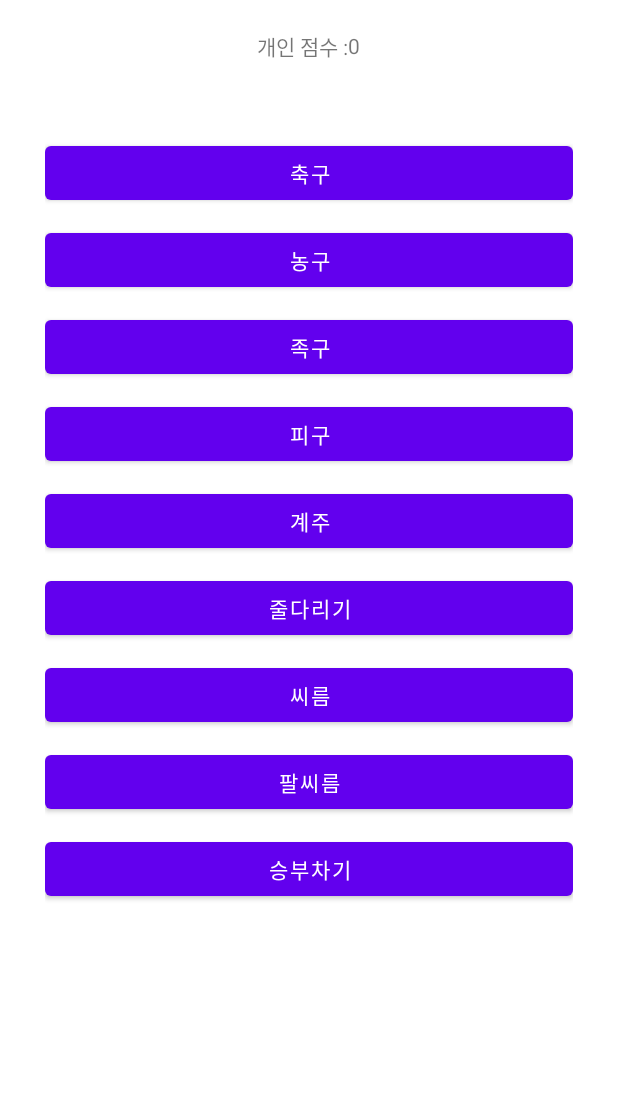
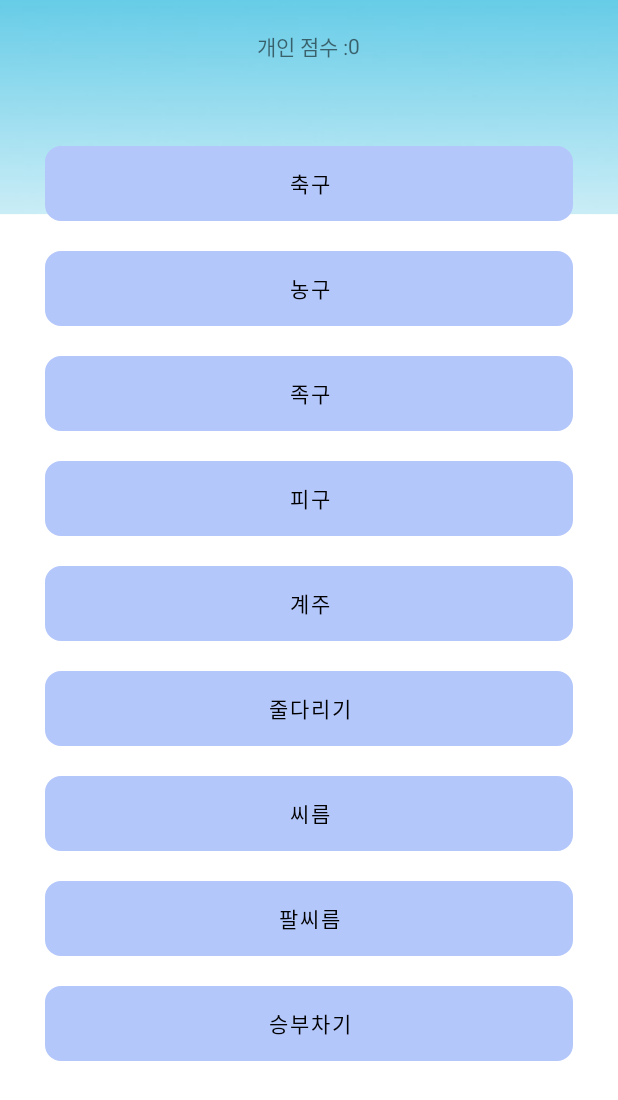
Before and after one commit to iou-bohun/Hackathon_project, an Android app: the MainActivity screen opened directly, with no data from a screen before it, on a phone screen of 412 x 824 dp. Shown: the top 1100 px of the screen. Run offline under Robolectric (Android 15) with nearby library versions, the phone set to English and light mode, and no system bars; our stand-ins replace Firebase (no records; nobody signed in at launch, a user with empty details on screens opened directly).

Commit message:
dddd
ddd

```diff
--- a/app/src/main/java/kr/ac/jbnu/se/hackathon_project/ManagerActivity.java
+++ b/app/src/main/java/kr/ac/jbnu/se/hackathon_project/ManagerActivity.java
@@ -1,22 +1,41 @@
 package kr.ac.jbnu.se.hackathon_project;
 
+import android.app.ProgressDialog;
+import android.content.Intent;
 import android.os.Bundle;
+import android.view.View;
 import android.widget.Button;
+import android.widget.TableLayout;
+import android.widget.Toast;
 
+import androidx.annotation.NonNull;
 import androidx.annotation.Nullable;
 import androidx.appcompat.app.AppCompatActivity;
+
+import com.google.firebase.database.DataSnapshot;
+import com.google.firebase.database.DatabaseError;
+import com.google.firebase.database.DatabaseReference;
+import com.google.firebase.database.FirebaseDatabase;
+import com.google.firebase.database.ValueEventListener;
 
 
 public class ManagerActivity extends AppCompatActivity {
     Button player1,player2;
+    private DatabaseReference mDatabase;
+
+
 
     @Override
     protected void onCreate(@Nullable Bundle savedInstanceState) {
         super.onCreate(savedInstanceState);
         setContentView(R.layout.manager);
+        UserInfo user = new UserInfo();
+
 
         player1 = findViewById(R.id.btn_player1);
         player2 = findViewById(R.id.btn_player2);
+        mDatabase = FirebaseDatabase.getInstance().getReference();
+
 
 
 
--- /dev/null
+++ b/app/src/main/res/drawable/buttonback.xml
@@ -0,0 +1,12 @@
+<?xml version="1.0" encoding="utf-8"?>
+<shape xmlns:android="http://schemas.android.com/apk/res/android"
+    android:shape="rectangle">
+
+    <stroke
+        android:width="1dp"
+        android:color="@color/black" />
+    <size
+        android:width="36dp"
+        android:height="50dp" />
+    <corners android:radius="10dp" />
+</shape>
--- a/app/src/main/res/layout/main.xml
+++ b/app/src/main/res/layout/main.xml
@@ -2,8 +2,13 @@
 <LinearLayout xmlns:android="http://schemas.android.com/apk/res/android"
     android:orientation="vertical"
     android:layout_width="match_parent"
+    android:layout_height="match_parent"
+    android:background="@drawable/blue">
+
+    <LinearLayout
+        android:layout_weight="8"
+        android:layout_width="match_parent"
         android:layout_height="match_parent">
-
         <LinearLayout
             android:layout_width="match_parent"
             android:layout_height="wrap_content"
@@ -13,11 +18,13 @@
             >
 
             <TextView
+
                 android:layout_width="wrap_content"
                 android:layout_height="wrap_content"
                 android:text="@string/individualScoreString"
                 />
             <TextView
+
                 android:layout_width="wrap_content"
                 android:layout_height="wrap_content"
                 android:text="@string/individualScore"
@@ -26,33 +33,35 @@
 
 
         </LinearLayout>
-
+    </LinearLayout>
+    <LinearLayout
+        android:layout_weight="1"
+        android:layout_width="match_parent"
+        android:layout_height="match_parent">
         <ScrollView
             android:layout_width="match_parent"
             android:layout_height="wrap_content"
             android:orientation="vertical"
-        android:layout_marginTop="50dp"
+            android:layout_marginTop="5dp"
             android:layout_marginLeft="30dp"
             android:layout_marginRight="30dp"
 
             >
-
             <LinearLayout
                 android:layout_width="match_parent"
                 android:layout_height="match_parent"
                 android:orientation="vertical"
-
-
                 >
-
                 <LinearLayout
                     android:layout_width="match_parent"
                     android:layout_height="wrap_content"
                     android:orientation="horizontal"
-                android:layout_marginBottom="10dp"
+                    android:layout_marginBottom="20dp"
                     >
 
                     <Button
+                        android:textColor="@color/black"
+                        android:background="@drawable/buttonback"
                         android:layout_width="match_parent"
                         android:layout_height="match_parent"
                         android:text="@string/soccer"
@@ -65,9 +74,11 @@
                     android:layout_width="match_parent"
                     android:layout_height="wrap_content"
                     android:orientation="horizontal"
-                android:layout_marginBottom="10dp"
+                    android:layout_marginBottom="20dp"
                     >
                     <Button
+                        android:textColor="@color/black"
+                        android:background="@drawable/buttonback"
                         android:layout_width="match_parent"
                         android:layout_height="match_parent"
                         android:text="@string/basketball"
@@ -80,9 +91,11 @@
                     android:layout_width="match_parent"
                     android:layout_height="wrap_content"
                     android:orientation="horizontal"
-                android:layout_marginBottom="10dp"
+                    android:layout_marginBottom="20dp"
                     >
                     <Button
+                        android:textColor="@color/black"
+                        android:background="@drawable/buttonback"
                         android:layout_width="match_parent"
                         android:layout_height="match_parent"
                         android:text="@string/footvolleyball"
@@ -95,9 +108,11 @@
                     android:layout_width="match_parent"
                     android:layout_height="wrap_content"
                     android:orientation="horizontal"
-                android:layout_marginBottom="10dp"
+                    android:layout_marginBottom="20dp"
                     >
                     <Button
+                        android:textColor="@color/black"
+                        android:background="@drawable/buttonback"
                         android:layout_width="match_parent"
                         android:layout_height="match_parent"
                         android:text="@string/dodgeball"
@@ -110,9 +125,11 @@
                     android:layout_width="match_parent"
                     android:layout_height="wrap_content"
                     android:orientation="horizontal"
-                android:layout_marginBottom="10dp"
+                    android:layout_marginBottom="20dp"
                     >
                     <Button
+                        android:textColor="@color/black"
+                        android:background="@drawable/buttonback"
                         android:layout_width="match_parent"
                         android:layout_height="match_parent"
                         android:text="@string/relay"
@@ -124,9 +141,11 @@
                     android:layout_width="match_parent"
                     android:layout_height="wrap_content"
                     android:orientation="horizontal"
-                android:layout_marginBottom="10dp"
+                    android:layout_marginBottom="20dp"
                     >
                     <Button
+                        android:textColor="@color/black"
+                        android:background="@drawable/buttonback"
                         android:layout_width="match_parent"
                         android:layout_height="match_parent"
                         android:text="@string/tugofwar"
@@ -138,9 +157,11 @@
                     android:layout_width="match_parent"
                     android:layout_height="wrap_content"
                     android:orientation="horizontal"
-                android:layout_marginBottom="10dp"
+                    android:layout_marginBottom="20dp"
                     >
                     <Button
+                        android:textColor="@color/black"
+                        android:background="@drawable/buttonback"
                         android:layout_width="match_parent"
                         android:layout_height="match_parent"
                         android:text="@string/wrestling"
@@ -152,9 +173,11 @@
                     android:layout_width="match_parent"
                     android:layout_height="wrap_content"
                     android:orientation="horizontal"
-                android:layout_marginBottom="10dp"
+                    android:layout_marginBottom="20dp"
                     >
                     <Button
+                        android:textColor="@color/black"
+                        android:background="@drawable/buttonback"
                         android:layout_width="match_parent"
                         android:layout_height="match_parent"
                         android:text="@string/armwrestling"
@@ -167,9 +190,11 @@
                     android:layout_width="match_parent"
                     android:layout_height="wrap_content"
                     android:orientation="horizontal"
-                android:layout_marginBottom="10dp"
+                    android:layout_marginBottom="20dp"
                     >
                     <Button
+                        android:textColor="@color/black"
+                        android:background="@drawable/buttonback"
                         android:layout_width="match_parent"
                         android:layout_height="match_parent"
                         android:text="@string/penaltyshootout"
@@ -182,8 +207,9 @@
             </LinearLayout>
 
 
+        </ScrollView>
+    </LinearLayout>
 
 
-    </ScrollView>
 
 </LinearLayout>
--- a/app/src/main/res/values/themes.xml
+++ b/app/src/main/res/values/themes.xml
@@ -2,7 +2,7 @@
     <!-- Base application theme. -->
     <style name="Theme.Hackathon_Project" parent="Theme.MaterialComponents.DayNight.NoActionBar">
         <!-- Primary brand color. -->
-        <item name="colorPrimary">@color/purple_500</item>
+        <item name="colorPrimary">#B4C7FB</item>
         <item name="colorPrimaryVariant">@color/purple_700</item>
         <item name="colorOnPrimary">@color/white</item>
         <!-- Secondary brand color. -->
```
Also changed, not shown: app/src/main/res/drawable/blue.png (added). Lines whose indentation alone changed are shown as unchanged.
